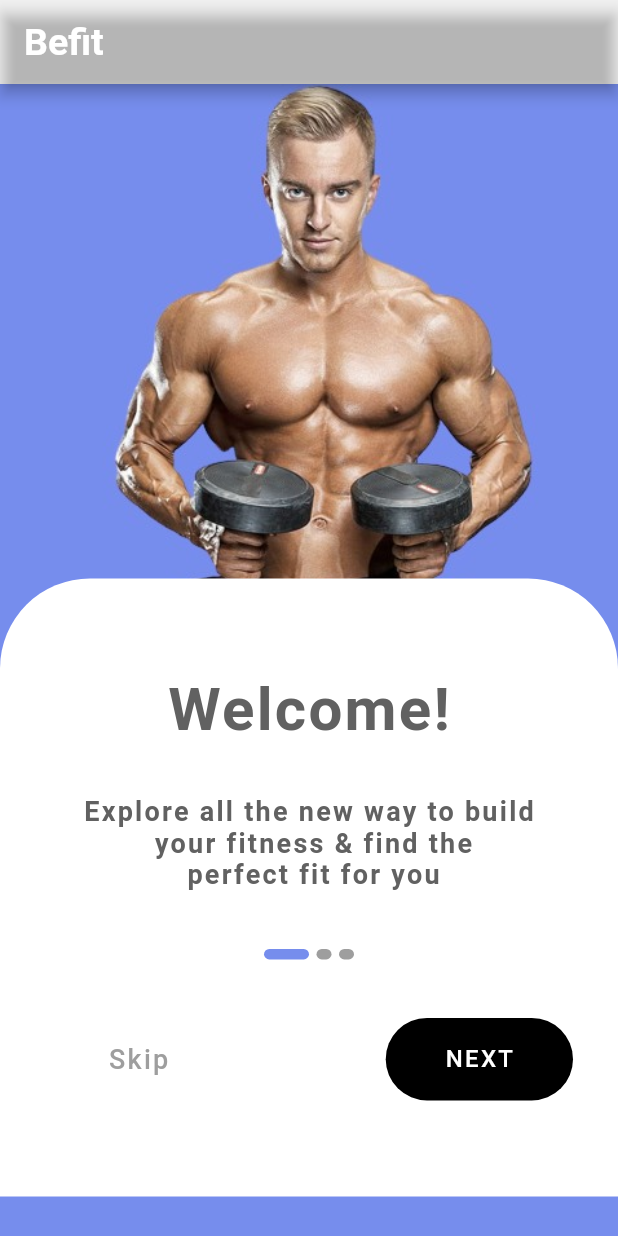
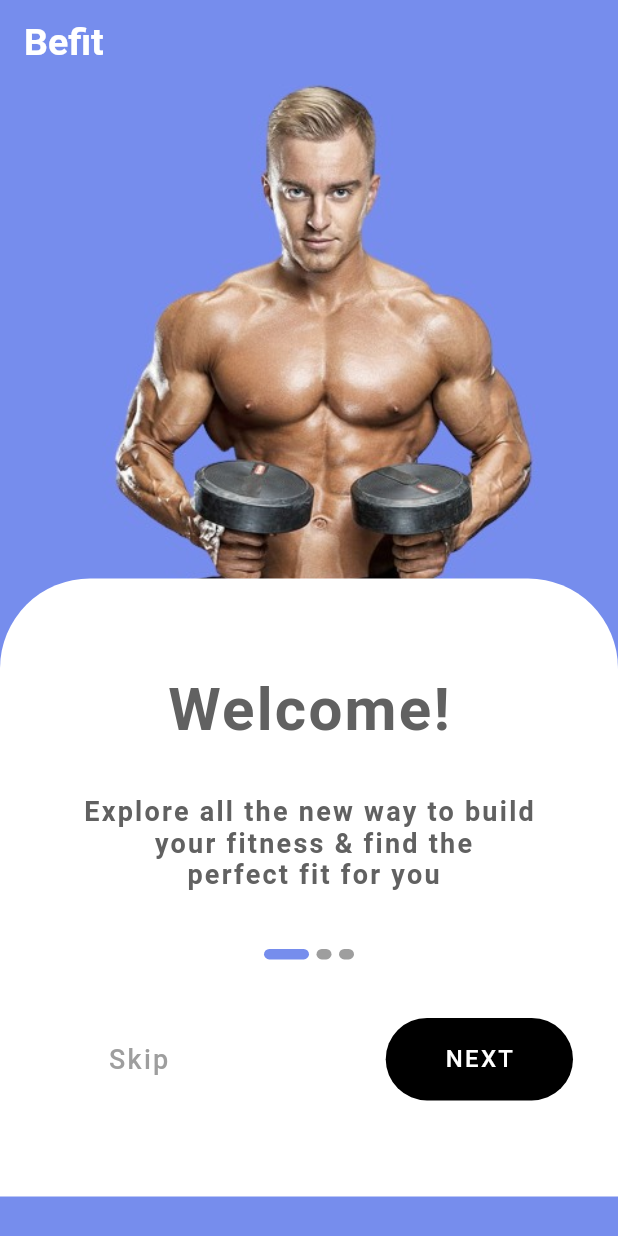
Before and after one commit to Johnsonojo/flutter_assignment_group_2, a Flutter app: the screen it shows after launch, on a phone screen of 412 x 824 dp. Run offline on Flutter 3.47's test engine with Material 2 defaults, Android fonts, the phone set to English and light mode, and no system bars.

Commit message:
fix app bar

```diff
--- a/lib/my_app.dart
+++ b/lib/my_app.dart
@@ -7,6 +7,7 @@ class MyApp extends StatelessWidget {
   @override
   Widget build(BuildContext context) {
     return MaterialApp(
+      debugShowCheckedModeBanner: false,
       title: 'Flutter Demo',
       theme: ThemeData(
         primarySwatch: Colors.blue,
--- a/lib/screens/homepage.dart
+++ b/lib/screens/homepage.dart
@@ -20,7 +20,8 @@ class Homepage extends StatelessWidget {
             fontWeight: FontWeight.bold,
           ),
         ),
-        backgroundColor: Colors.transparent,
+        elevation: 0.0,
+        backgroundColor: const Color(0xFF768ded),
       ),
       body: SafeArea(
         child: Container(
```
